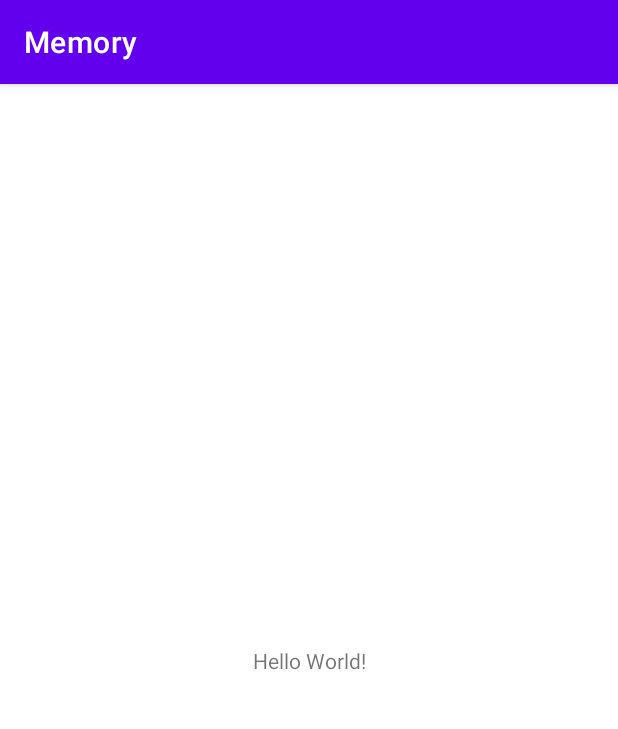
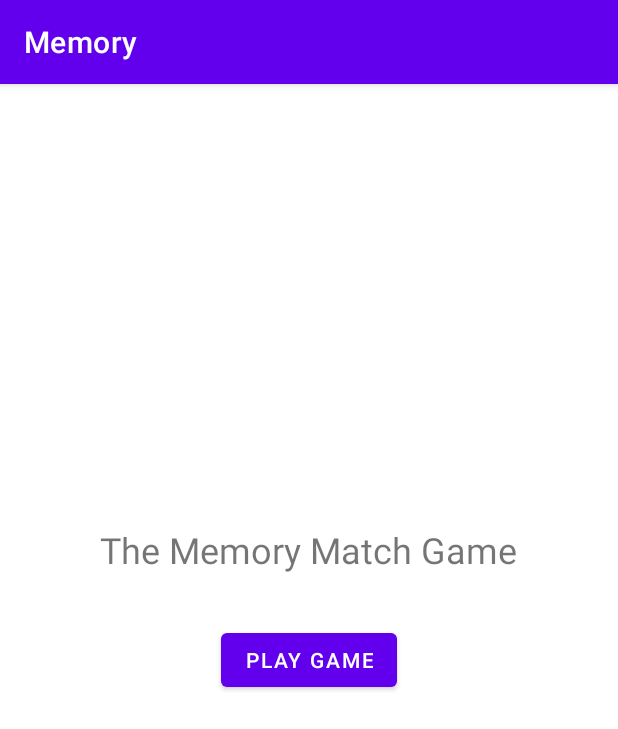
Before and after one commit to steadows/Memory, an Android app: the screen it shows after launch (MainActivity before the commit, NavigationActivity after it), on a phone screen of 412 x 824 dp. Shown: the top 729 px of the screen. Run offline under Robolectric (Android 15) with nearby library versions, the phone set to English and light mode, and no system bars.

Commit message:
created a navgraph and NavigationActivity for app navigation

```diff
--- a/app/build.gradle
+++ b/app/build.gradle
@@ -32,6 +32,9 @@ dependencies {
     implementation 'androidx.appcompat:appcompat:1.2.0'
     implementation 'com.google.android.material:material:1.3.0'
     implementation 'androidx.constraintlayout:constraintlayout:2.0.4'
+    implementation 'androidx.legacy:legacy-support-v4:1.0.0'
+    implementation 'androidx.navigation:navigation-fragment:2.4.0'
+    implementation 'androidx.navigation:navigation-ui:2.4.0'
     testImplementation 'junit:junit:4.+'
     androidTestImplementation 'androidx.test.ext:junit:1.1.2'
     androidTestImplementation 'androidx.test.espresso:espresso-core:3.3.0'
--- a/app/src/main/AndroidManifest.xml
+++ b/app/src/main/AndroidManifest.xml
@@ -10,7 +10,7 @@
         android:supportsRtl="true"
         android:theme="@style/Theme.Memory">
         <activity
-            android:name=".MainActivity"
+            android:name=".NavigationActivity"
             android:exported="true">
             <intent-filter>
                 <action android:name="android.intent.action.MAIN" />
@@ -18,6 +18,7 @@
                 <category android:name="android.intent.category.LAUNCHER" />
             </intent-filter>
         </activity>
+
     </application>
 
 </manifest>
--- /dev/null
+++ b/app/src/main/java/com/memory/MainMenuFragment.java
@@ -0,0 +1,58 @@
+package com.memory;
+
+import static androidx.navigation.Navigation.findNavController;
+
+import android.os.Bundle;
+
+import androidx.fragment.app.Fragment;
+import androidx.navigation.NavController;
+import androidx.navigation.Navigation;
+import androidx.navigation.fragment.FragmentKt;
+
+import android.view.LayoutInflater;
+import android.view.View;
+import android.view.ViewGroup;
+import android.widget.Button;
+
+/**
+ * A simple {@link Fragment} subclass.
+ */
+public class MainMenuFragment extends Fragment {
+
+    Button playGameButton;
+    static NavController navController;
+
+    public MainMenuFragment() {
+        // Required empty public constructor
+    }
+
+    @Override
+    public void onCreate(Bundle savedInstanceState) {
+        super.onCreate(savedInstanceState);
+
+    }
+
+    @Override
+    public View onCreateView(LayoutInflater inflater, ViewGroup container,
+                             Bundle savedInstanceState) {
+        // Inflate the layout for this fragment
+        return inflater.inflate(R.layout.fragment_main_menu, container, false);
+    }
+
+    @Override
+    public void onViewCreated(View view, Bundle savedInstanceState){
+        super.onViewCreated(view, savedInstanceState);
+
+        navController = Navigation.findNavController(view);
+
+
+        playGameButton = view.findViewById(R.id.play_game_button);
+
+        playGameButton.setOnClickListener(v ->
+                    findNavController(v).navigate(R.id.action_home_to_game)
+                );
+
+
+    }
+
+}
--- a/app/src/main/java/com/memory/MainActivity.java
+++ b/app/src/main/java/com/memory/NavigationActivity.java
@@ -1,14 +1,16 @@
 package com.memory;
 
 import androidx.appcompat.app.AppCompatActivity;
+import androidx.navigation.NavController;
 
 import android.os.Bundle;
 
-public class MainActivity extends AppCompatActivity {
+public class NavigationActivity extends AppCompatActivity {
 
     @Override
     protected void onCreate(Bundle savedInstanceState) {
         super.onCreate(savedInstanceState);
-        setContentView(R.layout.activity_main);
+        setContentView(R.layout.activity_navigation);
+
     }
 }
--- a/app/src/main/res/layout/activity_main.xml
+++ b/app/src/main/res/layout/activity_navigation.xml
@@ -4,15 +4,15 @@
     xmlns:tools="http://schemas.android.com/tools"
     android:layout_width="match_parent"
     android:layout_height="match_parent"
-    tools:context=".MainActivity">
+    tools:context=".NavigationActivity">
 
-    <TextView
-        android:layout_width="wrap_content"
-        android:layout_height="wrap_content"
-        android:text="Hello World!"
-        app:layout_constraintBottom_toBottomOf="parent"
-        app:layout_constraintLeft_toLeftOf="parent"
-        app:layout_constraintRight_toRightOf="parent"
-        app:layout_constraintTop_toTopOf="parent" />
+    <fragment
+        android:id="@+id/nav_host_fragment"
+        android:name="androidx.navigation.fragment.NavHostFragment"
+        android:layout_width="match_parent"
+        android:layout_height="match_parent"
+        app:defaultNavHost="true"
+        app:navGraph="@navigation/navgraph" />
+
 
 </androidx.constraintlayout.widget.ConstraintLayout>
--- /dev/null
+++ b/app/src/main/res/layout/fragment_main_menu.xml
@@ -0,0 +1,31 @@
+<?xml version="1.0" encoding="utf-8"?>
+<androidx.constraintlayout.widget.ConstraintLayout xmlns:android="http://schemas.android.com/apk/res/android"
+    xmlns:app="http://schemas.android.com/apk/res-auto"
+    xmlns:tools="http://schemas.android.com/tools"
+    android:id="@+id/ConstraintLayout"
+    android:layout_width="match_parent"
+    android:layout_height="match_parent"
+    tools:context=".MainMenuFragment">
+
+    <TextView
+        android:id="@+id/welcome_text"
+        android:layout_width="wrap_content"
+        android:layout_height="wrap_content"
+        android:text="The Memory Match Game"
+        android:textSize="24sp"
+        app:layout_constraintBottom_toBottomOf="parent"
+        app:layout_constraintEnd_toEndOf="parent"
+        app:layout_constraintStart_toStartOf="parent"
+        app:layout_constraintTop_toTopOf="parent"
+        app:layout_constraintVertical_bias="0.4" />
+
+    <Button
+        android:id="@+id/play_game_button"
+        android:layout_width="wrap_content"
+        android:layout_height="wrap_content"
+        android:text="Play Game"
+        app:layout_constraintBottom_toBottomOf="parent"
+        app:layout_constraintEnd_toEndOf="parent"
+        app:layout_constraintStart_toStartOf="parent"
+        app:layout_constraintTop_toTopOf="parent" />
+</androidx.constraintlayout.widget.ConstraintLayout>
--- /dev/null
+++ b/app/src/main/res/navigation/navgraph.xml
@@ -0,0 +1,22 @@
+<?xml version="1.0" encoding="utf-8"?>
+<navigation xmlns:android="http://schemas.android.com/apk/res/android"
+    xmlns:app="http://schemas.android.com/apk/res-auto"
+    xmlns:tools="http://schemas.android.com/tools"
+    android:id="@+id/navgraph"
+    app:startDestination="@id/mainMenuFragment">
+
+    <fragment
+        android:id="@+id/mainMenuFragment"
+        android:name="com.memory.MainMenuFragment"
+        android:label="fragment_main_menu"
+        tools:layout="@layout/fragment_main_menu" >
+        <action
+            android:id="@+id/action_home_to_game"
+            app:destination="@id/gamePlayFragment" />
+    </fragment>
+    <fragment
+        android:id="@+id/gamePlayFragment"
+        android:name="com.memory.GamePlayFragment"
+        android:label="fragment_game_play"
+        tools:layout="@layout/fragment_game_play" />
+</navigation>
--- a/app/src/main/res/values/strings.xml
+++ b/app/src/main/res/values/strings.xml
@@ -1,3 +1,5 @@
 <resources>
     <string name="app_name">Memory</string>
+    <!-- TODO: Remove or change this placeholder text -->
+    <string name="hello_blank_fragment">Hello blank fragment</string>
 </resources>
```
Also changed, not shown: app/src/main/java/com/memory/GamePlayFragment.java (added, +64 -0 lines), app/src/main/res/layout/fragment_game_play.xml (added, +128 -0 lines).
